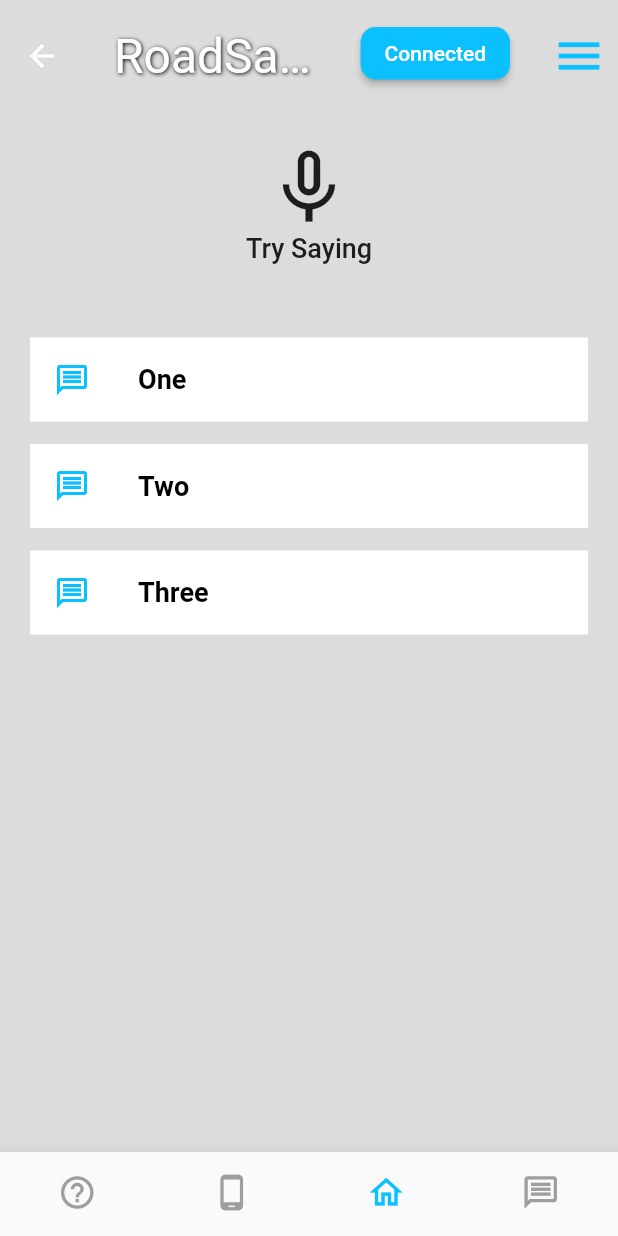
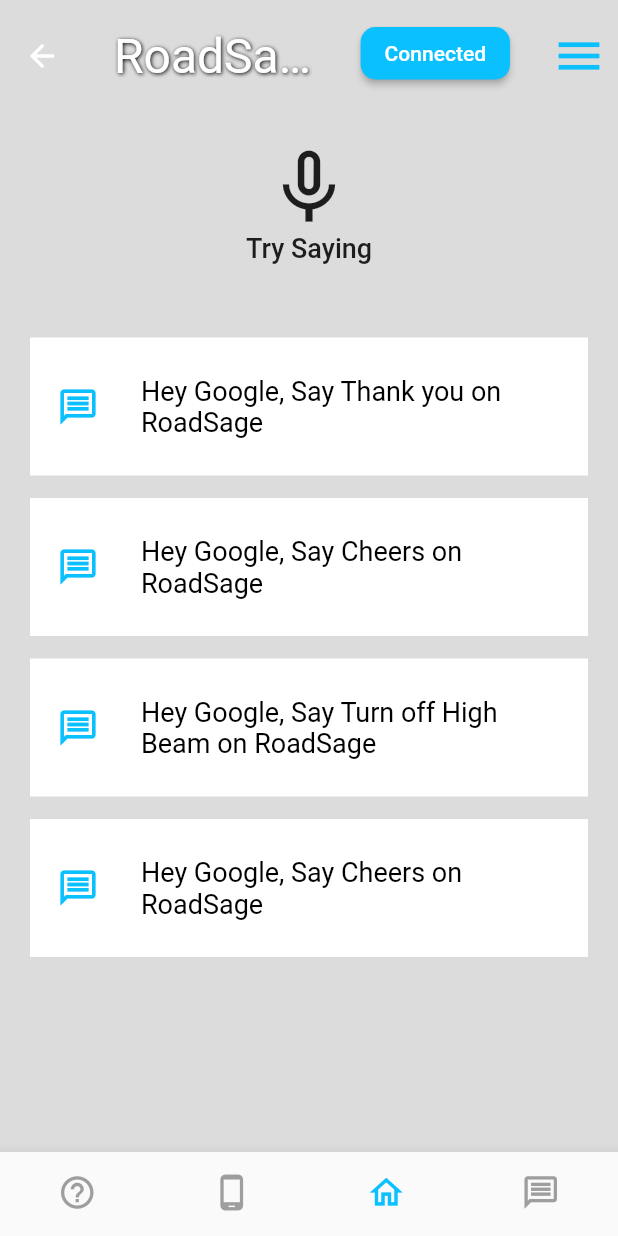
Before and after one commit to RoadSage/roadsage-app, a Flutter app: the MainScreen screen opened by its route, item 3 of the bottom bar chosen, on a phone screen of 412 x 824 dp. Run offline on Flutter 3.47's test engine with Material 2 defaults, Android fonts, the phone set to English and light mode, and no system bars; our stand-ins replace firebase_auth, firebase_core, flutter_secure_storage, flutter_signin_button, google_fonts, google_sign_in and 1 more; missing offline and left inert: flutter_facebook_auth; accounts and stored records are empty; Roboto replaces fonts that are missing (Mukta).

Commit message:
HomeScreen list functional entries & content padding
- Adds content padding for ListView entries
- Adds actual content to ListView entries

Signed-off-by: Kajetan Puchalski <2457183P@student.gla.ac.uk>

```diff
--- a/lib/constants.dart
+++ b/lib/constants.dart
@@ -55,6 +55,13 @@ class RoadSageStrings {
   static const String beamRoadsagePhrase = "Say turn off high beam on Roadsage";
 
   static const String trySaying = "Try Saying";
+
+  static const List<String> homeAndroidTrySayingEntries = <String>[
+    "Hey Google, Say Thank you on RoadSage",
+    "Hey Google, Say Cheers on RoadSage",
+    "Hey Google, Say Turn off High Beam on RoadSage",
+    "Hey Google, Say Cheers on RoadSage",
+  ];
 }
 
 class RoadSageIcons {
--- a/lib/screens/home.dart
+++ b/lib/screens/home.dart
@@ -9,12 +9,6 @@ class HomeScreen extends StatefulWidget {
 }
 
 class _HomeScreenState extends State<HomeScreen> {
-  final List<String> entries = <String>[
-    'One',
-    'Two',
-    'Three',
-  ];
-
   @override
   Widget build(BuildContext context) {
     return Center(
@@ -35,18 +29,16 @@ class _HomeScreenState extends State<HomeScreen> {
           Expanded(
             child: ListView.separated(
               padding: const EdgeInsets.symmetric(horizontal: 20),
-              itemCount: entries.length,
+              itemCount: RoadSageStrings.homeAndroidTrySayingEntries.length,
               itemBuilder: (BuildContext context, int index) {
                 return ListTile(
+                  contentPadding: const EdgeInsets.all(18),
                   leading: const Icon(Icons.message_outlined,
-                      color: RoadSageColours.lightBlue),
+                      size: 28, color: RoadSageColours.lightBlue),
                   onTap: () {},
                   title: Text(
-                    entries[index],
-                    style: const TextStyle(
-                        color: Colors.black,
-                        shadows: [],
-                        fontWeight: FontWeight.w600),
+                    RoadSageStrings.homeAndroidTrySayingEntries[index],
+                    style: const TextStyle(color: Colors.black, shadows: []),
                   ),
                   tileColor: Colors.white,
                 );
```
